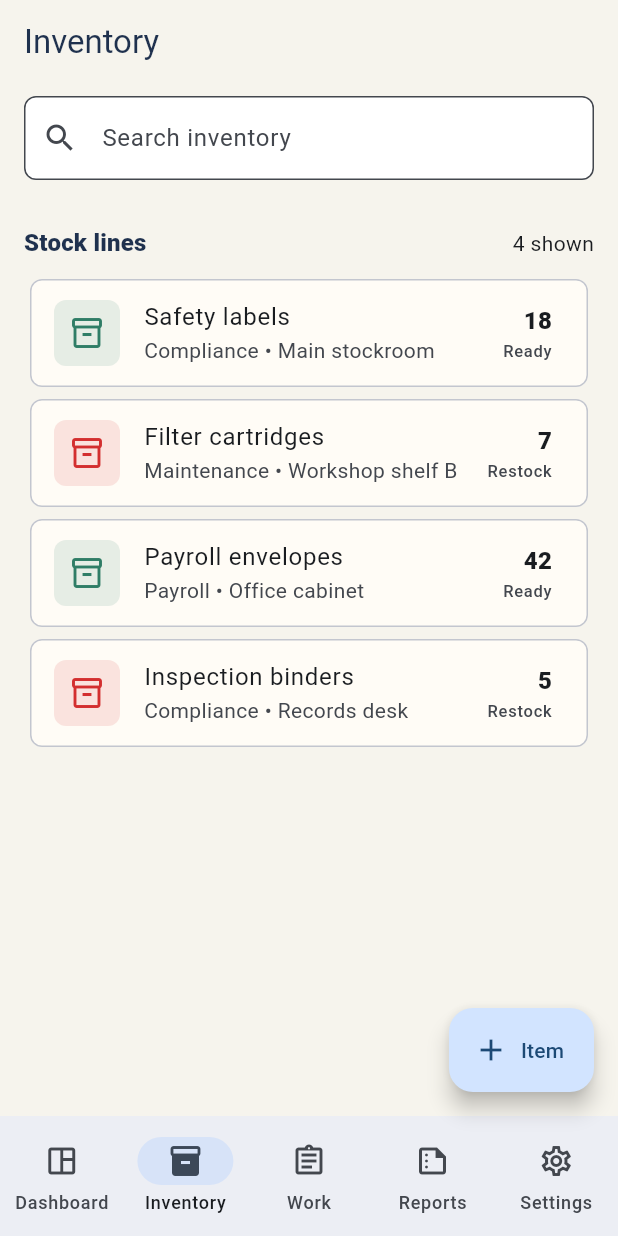
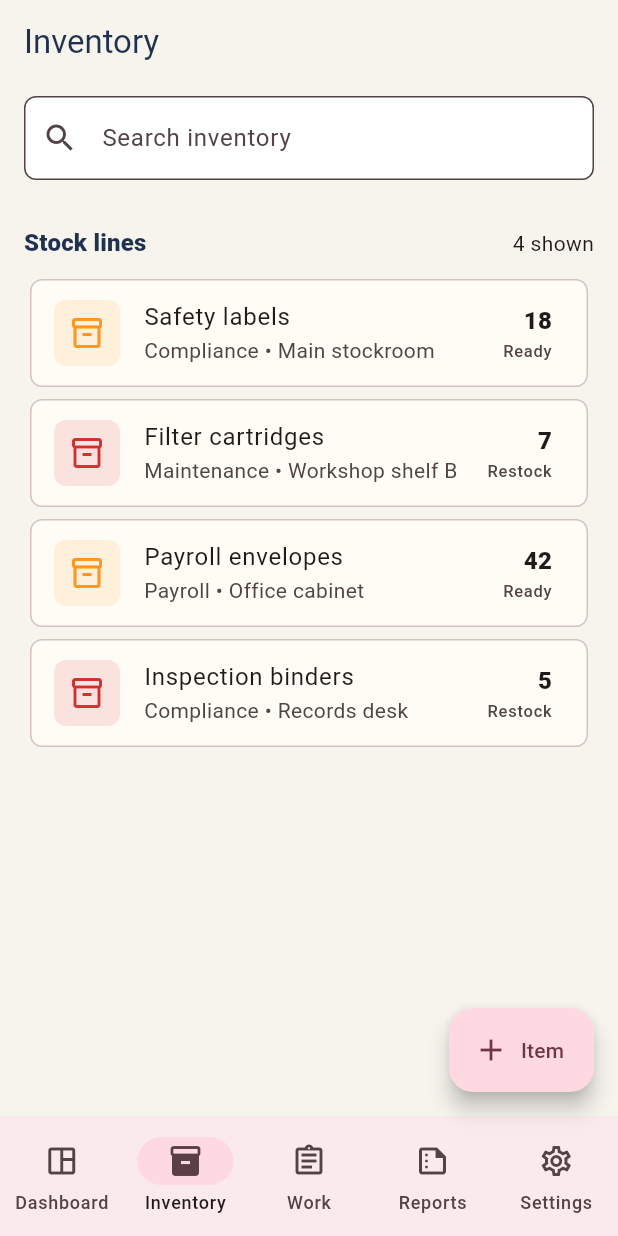
Before and after one commit to EOOrga/68d9d1121299230338e629a9, a Flutter app: the screen it shows after launch, item 2 of the bottom bar chosen, on a phone screen of 412 x 824 dp. Run offline on Flutter 3.47's test engine with Material 3 defaults, Android fonts, the phone set to English and light mode, and no system bars; our stand-ins replace shared_preferences.

Commit message:
Create Flutter variant com.romanhenricharles.eaaanii

```diff
--- a/lib/main.dart
+++ b/lib/main.dart
@@ -8,10 +8,10 @@ const developerName = 'ROMAN HENRI CHARLES';
 const supportEmail = 'support@romanhenricharles.com';
 const screenshotMode = bool.fromEnvironment('SCREENSHOT_MODE');
 
-const brandPrimary = Color(0xFF2F4560);
+const brandPrimary = Color(0xFFFF1F88);
 const brandDeep = Color(0xFF1F314E);
-const brandAmber = Color(0xFFC9892B);
-const brandGreen = Color(0xFF2F7D66);
+const brandAmber = Color(0xFFFF261F);
+const brandGreen = Color(0xFFFF961F);
 const brandSurface = Color(0xFFF6F4ED);
 
 void main() {
@@ -442,7 +442,7 @@ List<WorkRecord> _starterWork() {
     WorkRecord(
       id: 'wrk-001',
       type: WorkType.compliance,
-      title: 'Monthly safety register',
+      title: 'ROMAN HENRI CHARLES',
       owner: 'Operations lead',
       status: WorkStatus.ready,
       priority: 'High',
--- a/pubspec.yaml
+++ b/pubspec.yaml
@@ -1,4 +1,4 @@
-name: roman_henri_charles
+name: eaaanii
 description: "Local operations workspace for ROMAN HENRI CHARLES business records."
 # The following line prevents the package from being accidentally published to
 # pub.dev using `flutter pub publish`. This is preferred for private packages.
@@ -59,8 +59,8 @@ flutter_launcher_icons:
   android: true
   ios: false
   image_path: "docs/icon.png"
-  adaptive_icon_background: "#1F314E"
-  adaptive_icon_foreground: "docs/icon.png"
+  adaptive_icon_background: "#FF961F"
+  adaptive_icon_foreground: docs/icon.png
 
   # To add assets to your application, add an assets section, like this:
   # assets:
```
Also changed, not shown: docs/icon.png, 11 other files.
